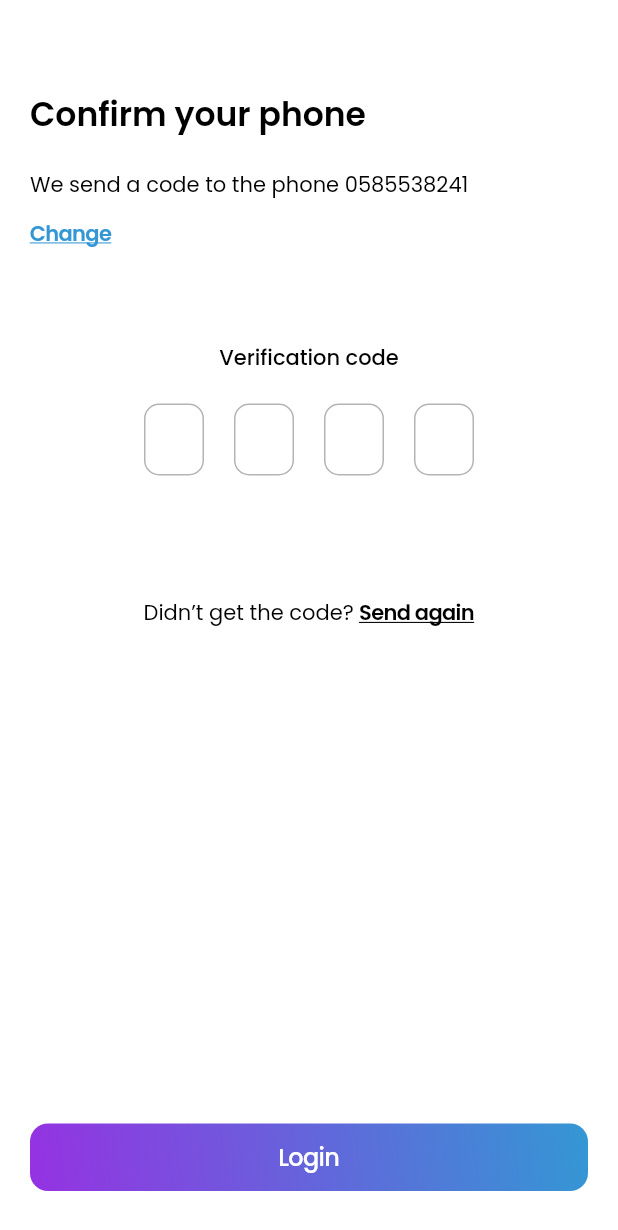
After one commit to AnkaZhgunova/-Reewer-App-, a Flutter app: the ConfirmPhone screen opened by its route, on a phone screen of 412 x 824 dp. The commit adds this screen. Shown: the top 1230 px of the screen. Run offline on Flutter 3.47's test engine with Material 2 defaults, Android fonts, the phone set to English and light mode, and no system bars; drawn by our look-alikes of pin_code_fields; our stand-ins replace flutter_svg, google_fonts.

Commit message:
create confirm phone number page, add verification code field with validation

```diff
--- a/lib/core/router/router.dart
+++ b/lib/core/router/router.dart
@@ -57,6 +57,10 @@ class AppRouter {
         {
           return splashBuilder(UnknownAccount(), settings);
         }
+      case ConfirmPhone.routeName:
+        {
+          return splashBuilder(ConfirmPhone(), settings);
+        }
       default:
         return builder(Container(), settings);
     }
--- /dev/null
+++ b/lib/presentation/authorization_pages/confirm_phone.dart
@@ -0,0 +1,126 @@
+import 'dart:async';
+
+import 'package:flutter/material.dart';
+import 'package:pin_code_fields/pin_code_fields.dart';
+import 'package:reewer_app/shared/export.dart';
+import 'package:reewer_app/utils/validator.dart';
+
+class ConfirmPhone extends StatefulWidget {
+  static const routeName = '/confirm_phone';
+  const ConfirmPhone({Key? key}) : super(key: key);
+
+  @override
+  State<ConfirmPhone> createState() => _ConfirmPhoneState();
+}
+
+class _ConfirmPhoneState extends State<ConfirmPhone> {
+  final _formKey = GlobalKey<FormState>();
+  StreamController<ErrorAnimationType>? errorController;
+
+  @override
+  void initState() {
+    errorController = StreamController<ErrorAnimationType>();
+    super.initState();
+  }
+
+  @override
+  void dispose() {
+    errorController!.close();
+
+    super.dispose();
+  }
+
+  @override
+  Widget build(BuildContext context) {
+    return GestureDetector(
+      onTap: () {
+        FocusScope.of(context).unfocus();
+      },
+      child: Scaffold(
+        backgroundColor: AppColors.white,
+        resizeToAvoidBottomInset: false,
+        body: Form(
+          key: _formKey,
+          child: Padding(
+            padding: const EdgeInsets.symmetric(horizontal: 20),
+            child: Column(
+              crossAxisAlignment: CrossAxisAlignment.start,
+              children: [
+                SizedBox(
+                  height: 60,
+                ),
+                Text(
+                  'Confirm your phone',
+                  style: AppTextStyles.black22SemiBold600,
+                ),
+                SizedBox(
+                  height: 20,
+                ),
+                Text(
+                  'We send a code to the phone 0585538241',
+                  style: AppTextStyles.black14Medium400,
+                ),
+                AppTextButton(
+                  buttonText: 'Change',
+                  onPressed: () => Navigator.pop(context),
+                  textStyle: AppTextStyles.black14SemiBold600.copyWith(
+                    color: AppColors.blueGradient,
+                  ),
+                ),
+                SizedBox(
+                  height: 50,
+                ),
+                Center(
+                  child: Text(
+                    'Verification code',
+                    style: AppTextStyles.black14Medium500,
+                  ),
+                ),
+                SizedBox(
+                  height: 20,
+                ),
+                CodeField(
+                  onChanged: (String value) {},
+                  errorController: errorController,
+                  validator: (value) => Validator.validatePinCode(
+                    value,
+                  ),
+                ),
+                SizedBox(
+                  height: 40,
+                ),
+                Row(
+                  mainAxisAlignment: MainAxisAlignment.center,
+                  children: [
+                    Text(
+                      'Didn’t get the code? ',
+                      style: AppTextStyles.black14Medium400,
+                    ),
+                    AppTextButton(
+                      buttonText: 'Send again',
+                      textStyle: AppTextStyles.black14SemiBold600,
+                    ),
+                  ],
+                ),
+                Spacer(),
+                AppButton(
+                  onTap: () {
+                    if (_formKey.currentState!.validate()) {
+                      Navigator.pop(context);
+                    } else {
+                      errorController!.add(ErrorAnimationType.shake);
+                    }
+                  },
+                  buttonText: 'Login',
+                ),
+                SizedBox(
+                  height: 30,
+                ),
+              ],
+            ),
+          ),
+        ),
+      ),
+    );
+  }
+}
--- a/lib/presentation/authorization_pages/login_page.dart
+++ b/lib/presentation/authorization_pages/login_page.dart
@@ -100,7 +100,7 @@ class _LoginPageState extends State<LoginPage> {
                   mainAxisAlignment: MainAxisAlignment.center,
                   children: [
                     Text(
-                      'Not registered yet?',
+                      'Not registered yet? ',
                     ),
                     AppTextButton(
                       buttonText: 'Sign up',
@@ -120,7 +120,7 @@ class _LoginPageState extends State<LoginPage> {
                           ? () {
                               Navigator.pushNamed(
                                 context,
-                                UnknownAccount.routeName,
+                                ConfirmPhone.routeName,
                               );
                             }
                           : null,
--- a/lib/presentation/export.dart
+++ b/lib/presentation/export.dart
@@ -1,2 +1,3 @@
+export 'authorization_pages/confirm_phone.dart';
 export 'authorization_pages/login_page.dart';
 export 'authorization_pages/unknown_account.dart';
--- a/lib/shared/export.dart
+++ b/lib/shared/export.dart
@@ -7,3 +7,4 @@ export 'ui-kit/buttons/app_text_button.dart';
 export 'ui-kit/buttons/round_button.dart';
 export 'ui-kit/buttons/sign_in_button.dart';
 export 'ui-kit/inputs/app_textfield.dart';
+export 'ui-kit/inputs/code_field.dart';
--- /dev/null
+++ b/lib/shared/ui-kit/inputs/code_field.dart
@@ -0,0 +1,61 @@
+import 'dart:async';
+
+import 'package:flutter/material.dart';
+import 'package:flutter/services.dart';
+import 'package:pin_code_fields/pin_code_fields.dart';
+import 'package:reewer_app/shared/export.dart';
+
+class CodeField extends StatelessWidget {
+  final ValueChanged<String> onChanged;
+  final ValueChanged<String>? onCompleted;
+  final TextEditingController? textEditingController;
+  final FormFieldValidator<String>? validator;
+  final StreamController<ErrorAnimationType>? errorController;
+  const CodeField({
+    required this.onChanged,
+    this.textEditingController,
+    this.validator,
+    this.onCompleted,
+    this.errorController,
+    Key? key,
+  }) : super(key: key);
+
+  @override
+  Widget build(BuildContext context) {
+    return PinCodeTextField(
+      autoDisposeControllers: false,
+      errorAnimationController: errorController,
+      errorTextDirection: TextDirection.ltr,
+      onCompleted: onCompleted,
+      errorTextSpace: 30,
+      errorTextMargin: EdgeInsets.symmetric(horizontal: 100),
+      autovalidateMode: AutovalidateMode.disabled,
+      validator: validator,
+      mainAxisAlignment: MainAxisAlignment.center,
+      cursorColor: AppColors.greyActive,
+      cursorWidth: 1,
+      animationType: AnimationType.scale,
+      textStyle: AppTextStyles.black14Medium400,
+      keyboardType: TextInputType.number,
+      inputFormatters: [FilteringTextInputFormatter.digitsOnly],
+      obscureText: false,
+      appContext: context,
+      length: 4,
+      onChanged: onChanged,
+      controller: textEditingController,
+      pinTheme: PinTheme(
+        inactiveColor: AppColors.greyDefault,
+        errorBorderColor: AppColors.redError,
+        selectedColor: AppColors.greyActive,
+        activeColor: AppColors.greyActive,
+        shape: PinCodeFieldShape.box,
+        borderWidth: 1,
+        borderRadius: BorderRadius.circular(10),
+        fieldHeight: 48,
+        fieldWidth: 40,
+        activeFillColor: AppColors.white,
+        fieldOuterPadding: EdgeInsets.symmetric(horizontal: 10),
+      ),
+    );
+  }
+}
--- a/lib/utils/validator.dart
+++ b/lib/utils/validator.dart
@@ -3,6 +3,16 @@ class Validator {
     if (number != null) {
       if (number.isEmpty) {
         return 'You did not fill out';
+      }
+    }
+
+    return null;
+  }
+
+  static String? validatePinCode(String? pinCone) {
+    if (pinCone != null) {
+      if (pinCone.length < 4) {
+        return 'Please enter a valid code';
       }
     }
 
--- a/pubspec.yaml
+++ b/pubspec.yaml
@@ -12,14 +12,15 @@ dependencies:
   cupertino_icons: ^1.0.2
   flutter_svg: ^1.1.6
   google_fonts: ^3.0.1
+  google_sign_in: ^5.4.2
+  sign_in_with_apple: ^4.3.0
+  pin_code_fields: ^7.4.0
 
 dev_dependencies:
   flutter_test:
     sdk: flutter
   flutter_lints: ^2.0.0
   dart_code_metrics: ^5.5.1
-  google_sign_in: ^5.4.2
-  sign_in_with_apple: ^4.3.0
 
 flutter:
   uses-material-design: true
```
Also changed, not shown: pubspec.lock.
